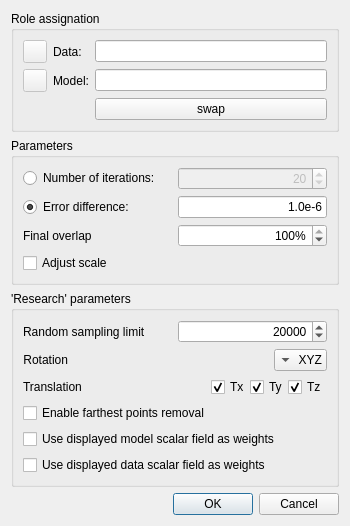
This is qCC/ui_templates/registrationDlg.ui in CloudCompare/CloudCompare as Qt 5 draws it before an edit. The edited form follows.
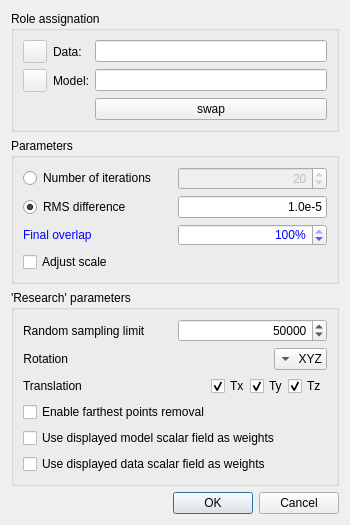
This is the edited form.

Commit message: Registration tool enhanced (overlap parameter, etc.)

```diff
--- a/qCC/ui_templates/registrationDlg.ui
+++ b/qCC/ui_templates/registrationDlg.ui
@@ -146,7 +146,7 @@
               <string>By chosing this criterion, you can control the computation time.</string>
              </property>
              <property name="text">
-              <string>Number of iterations:</string>
+              <string>Number of iterations</string>
              </property>
             </widget>
            </item>
@@ -188,7 +188,7 @@
               <string>By chosing this criterion, you can control the quality of the result.</string>
              </property>
              <property name="text">
-              <string>Error difference:</string>
+              <string>RMS difference</string>
              </property>
              <property name="checked">
               <bool>true</bool>
@@ -213,7 +213,7 @@
               <enum>Qt::RightToLeft</enum>
              </property>
              <property name="text">
-              <string>1.0e-6</string>
+              <string>1.0e-5</string>
              </property>
              <property name="alignment">
               <set>Qt::AlignRight|Qt::AlignTrailing|Qt::AlignVCenter</set>
@@ -226,6 +226,12 @@
           <layout class="QHBoxLayout" name="horizontalLayout_6">
            <item>
             <widget class="QLabel" name="label_4">
+             <property name="toolTip">
+              <string>Rough estimation of the final overlap ratio of the two clouds (the smaller, the finer the initial registration should be!)</string>
+             </property>
+             <property name="styleSheet">
+              <string notr="true">color: blue;</string>
+             </property>
              <property name="text">
               <string>Final overlap</string>
              </property>
@@ -234,7 +240,10 @@
            <item>
             <widget class="QSpinBox" name="overlapSpinBox">
              <property name="toolTip">
-              <string>Rough estimation of the final overlap of the two clouds (the smaller, the finer the initial registration should be!)</string>
+              <string>Rough estimation of the final overlap ratio of the two clouds (the smaller, the finer the initial registration should be!)</string>
+             </property>
+             <property name="styleSheet">
+              <string notr="true">color: blue;</string>
              </property>
              <property name="alignment">
               <set>Qt::AlignRight|Qt::AlignTrailing|Qt::AlignVCenter</set>
@@ -304,7 +313,7 @@
               <number>10000</number>
              </property>
              <property name="value">
-              <number>20000</number>
+              <number>50000</number>
              </property>
             </widget>
            </item>
```
Left out of the diff: 10 changed lines with no effect on the pictures. The commit also changes 14 other files.
